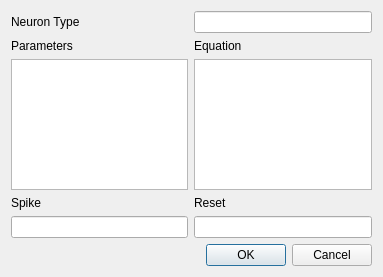
First picture: the form in ANNarchyUI/ui/Neuron_Definition.ui, repository founderznd/PycharmProjects, before the edit.
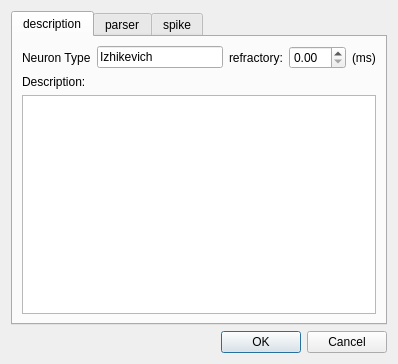
Second picture: the form after the edit.

```diff
--- a/ANNarchyUI/ui/Neuron_Definition.ui
+++ b/ANNarchyUI/ui/Neuron_Definition.ui
@@ -6,81 +6,174 @@
    <rect>
     <x>0</x>
     <y>0</y>
-    <width>383</width>
-    <height>277</height>
+    <width>398</width>
+    <height>364</height>
    </rect>
   </property>
   <property name="windowTitle">
    <string>Dialog</string>
   </property>
-  <layout class="QHBoxLayout" name="horizontalLayout">
+  <layout class="QVBoxLayout" name="verticalLayout">
    <item>
-    <layout class="QVBoxLayout" name="verticalLayout">
-     <item>
-      <layout class="QGridLayout" name="gridLayout">
-       <item row="4" column="0">
-        <widget class="QLineEdit" name="spike"/>
+    <widget class="QTabWidget" name="tabWidget">
+     <property name="currentIndex">
+      <number>0</number>
+     </property>
+     <widget class="QWidget" name="tab">
+      <attribute name="title">
+       <string>description</string>
+      </attribute>
+      <layout class="QVBoxLayout" name="verticalLayout_3">
+       <item>
+        <layout class="QHBoxLayout" name="horizontalLayout">
+         <item>
+          <widget class="QLabel" name="label_5">
+           <property name="text">
+            <string>Neuron Type</string>
+           </property>
+          </widget>
+         </item>
+         <item>
+          <widget class="QLineEdit" name="neurontype">
+           <property name="text">
+            <string>Izhikevich</string>
+           </property>
+          </widget>
+         </item>
+         <item>
+          <widget class="QLabel" name="label_8">
+           <property name="text">
+            <string>refractory:</string>
+           </property>
+          </widget>
+         </item>
+         <item>
+          <widget class="QDoubleSpinBox" name="doubleSpinBox_refractory"/>
+         </item>
+         <item>
+          <widget class="QLabel" name="label_9">
+           <property name="text">
+            <string>(ms)</string>
+           </property>
+          </widget>
+         </item>
+        </layout>
+       </item>
+       <item>
+        <layout class="QVBoxLayout" name="verticalLayout_2">
+         <item>
+          <widget class="QLabel" name="label_6">
+           <property name="text">
+            <string>Description:</string>
+           </property>
+          </widget>
+         </item>
+         <item>
+          <widget class="QPlainTextEdit" name="plainTextEdit_description"/>
+         </item>
+        </layout>
+       </item>
+      </layout>
+     </widget>
+     <widget class="QWidget" name="tab_2">
+      <attribute name="title">
+       <string>parser</string>
+      </attribute>
+      <layout class="QFormLayout" name="formLayout_2">
+       <item row="2" column="0">
+        <widget class="QLabel" name="label_3">
+         <property name="text">
+          <string>Equation:</string>
+         </property>
+        </widget>
        </item>
        <item row="1" column="0">
         <widget class="QLabel" name="label">
          <property name="text">
-          <string>Parameters</string>
+          <string>Parameters:</string>
          </property>
         </widget>
        </item>
-       <item row="1" column="1">
-        <widget class="QLabel" name="label_3">
-         <property name="text">
-          <string>Equation</string>
-         </property>
-        </widget>
-       </item>
-       <item row="2" column="0">
-        <widget class="QTextEdit" name="parameter"/>
-       </item>
-       <item row="2" column="1">
-        <widget class="QTextEdit" name="equation"/>
+       <item row="3" column="1">
+        <widget class="QPlainTextEdit" name="plainTextEdit_function"/>
        </item>
        <item row="3" column="0">
+        <widget class="QLabel" name="label_7">
+         <property name="text">
+          <string>Functions:</string>
+         </property>
+        </widget>
+       </item>
+       <item row="1" column="1">
+        <widget class="QPlainTextEdit" name="parameter">
+         <property name="plainText">
+          <string>noise = 5.0 : population
+a = 0.02
+b = 0.2
+c = -65.0
+d = 2.0
+v_thresh = 30.0</string>
+         </property>
+        </widget>
+       </item>
+       <item row="2" column="1">
+        <widget class="QPlainTextEdit" name="equation">
+         <property name="plainText">
+          <string>I = g_exc - g_inh + noise * Normal(0.0, 1.0)
+dv/dt = 0.04 * v^2 + 5.0 * v + 140.0 - u + I
+du/dt = a * (b*v - u)</string>
+         </property>
+        </widget>
+       </item>
+      </layout>
+     </widget>
+     <widget class="QWidget" name="tab_3">
+      <attribute name="title">
+       <string>spike</string>
+      </attribute>
+      <layout class="QFormLayout" name="formLayout_3">
+       <item row="0" column="0">
         <widget class="QLabel" name="label_2">
          <property name="text">
           <string>Spike</string>
          </property>
         </widget>
        </item>
-       <item row="3" column="1">
+       <item row="2" column="0">
         <widget class="QLabel" name="label_4">
          <property name="text">
           <string>Reset</string>
          </property>
         </widget>
        </item>
-       <item row="4" column="1">
-        <widget class="QLineEdit" name="reset"/>
-       </item>
-       <item row="0" column="0">
-        <widget class="QLabel" name="label_5">
-         <property name="text">
-          <string>Neuron Type</string>
+       <item row="1" column="1">
+        <widget class="QPlainTextEdit" name="spike">
+         <property name="plainText">
+          <string> v &gt;= v_thresh</string>
          </property>
         </widget>
        </item>
-       <item row="0" column="1">
-        <widget class="QLineEdit" name="neurontype"/>
+       <item row="3" column="1">
+        <widget class="QPlainTextEdit" name="reset">
+         <property name="plainText">
+          <string>v = c
+u += d</string>
+         </property>
+        </widget>
        </item>
       </layout>
-     </item>
-     <item>
-      <widget class="QDialogButtonBox" name="buttonBox">
-       <property name="orientation">
-        <enum>Qt::Horizontal</enum>
-       </property>
-       <property name="standardButtons">
-        <set>QDialogButtonBox::Cancel|QDialogButtonBox::Ok</set>
-       </property>
-      </widget>
-     </item>
-    </layout>
+     </widget>
+    </widget>
+   </item>
+   <item>
+    <widget class="QDialogButtonBox" name="buttonBox">
+     <property name="orientation">
+      <enum>Qt::Horizontal</enum>
+     </property>
+     <property name="standardButtons">
+      <set>QDialogButtonBox::Cancel|QDialogButtonBox::Ok</set>
+     </property>
+    </widget>
    </item>
   </layout>
  </widget>
```
Left out of the diff: 37 changed lines with no effect on the pictures.
